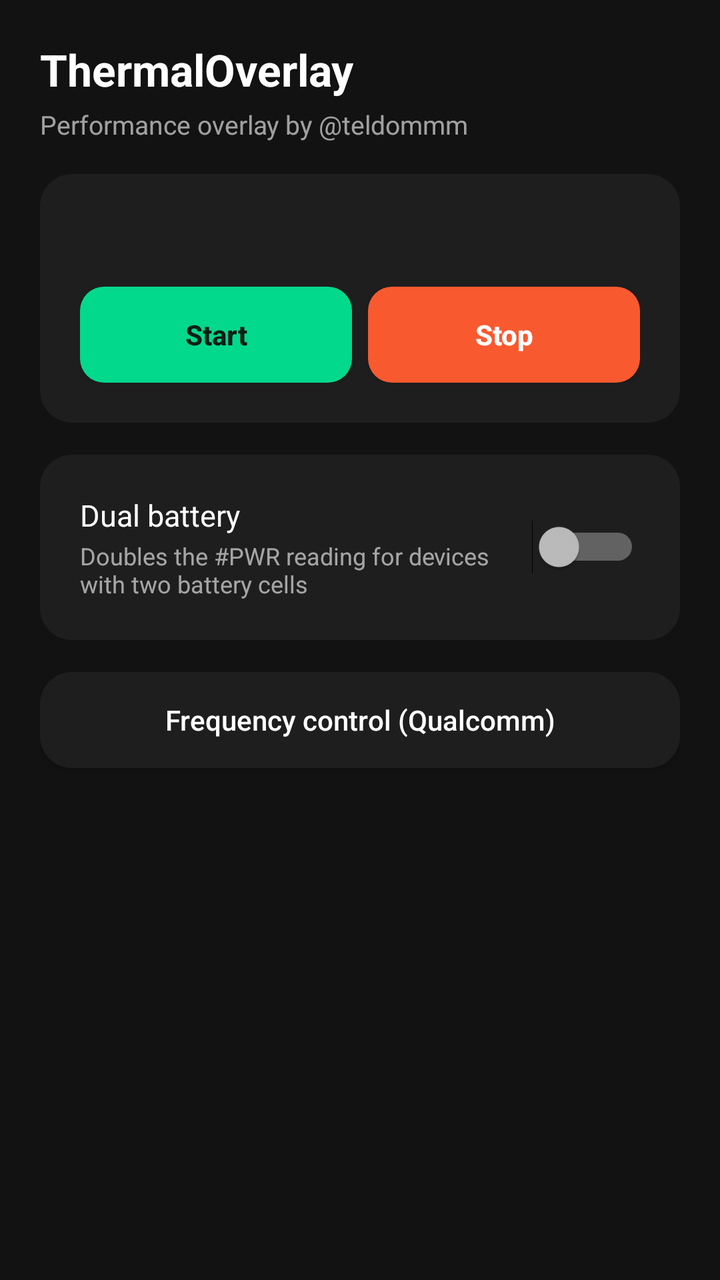
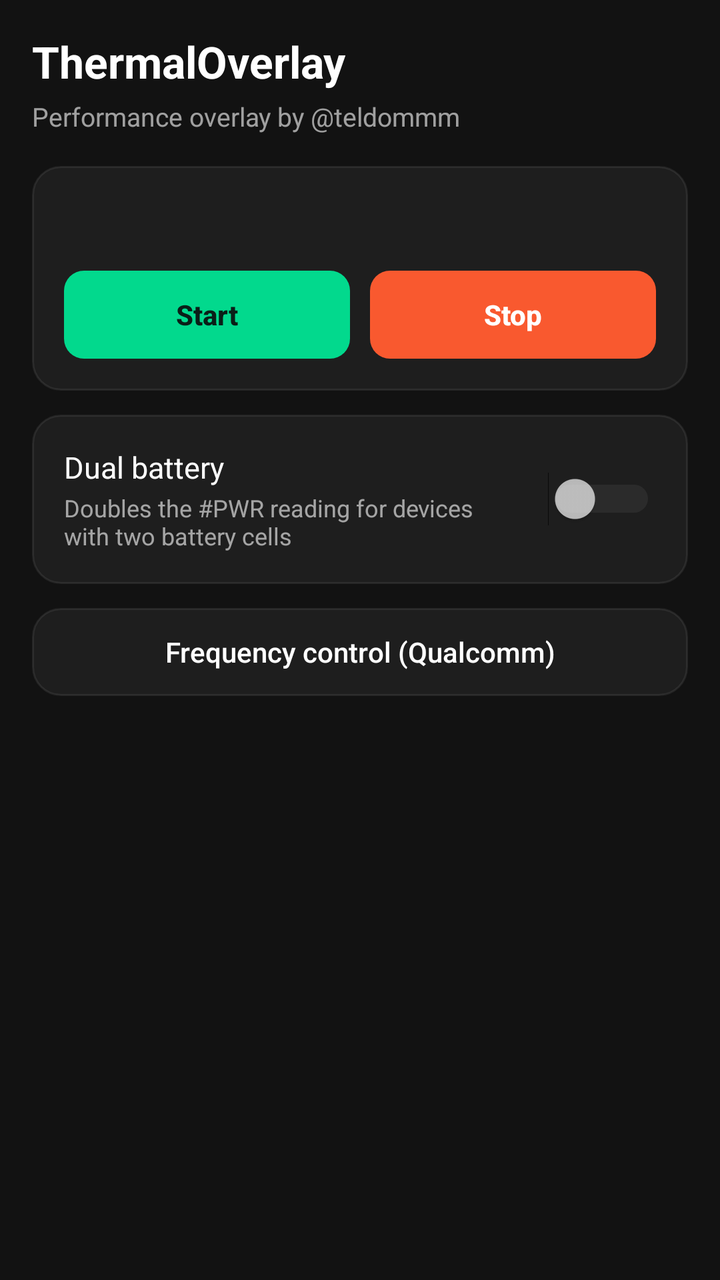

Compare the two renders of this Android layout. The source of the first and the diff that turns it into the second are given below.
<!-- AndroidManifest.xml: application theme Theme.ThermalOverlay -->
<!-- res/layout/activity_main.xml -->
<?xml version="1.0" encoding="utf-8"?>
<ScrollView xmlns:android="http://schemas.android.com/apk/res/android"
    android:layout_width="match_parent"
    android:layout_height="match_parent"
    android:background="@color/bg_dark"
    android:fillViewport="true">

    <LinearLayout
        android:layout_width="match_parent"
        android:layout_height="wrap_content"
        android:orientation="vertical"
        android:padding="20dp">

        <TextView
            android:layout_width="wrap_content"
            android:layout_height="wrap_content"
            android:text="@string/app_name"
            android:textColor="@color/text_primary"
            android:textSize="22sp"
            android:textStyle="bold"
            android:layout_marginBottom="4dp" />

        <TextView
            android:layout_width="wrap_content"
            android:layout_height="wrap_content"
            android:text="@string/app_subtitle"
            android:textColor="@color/text_secondary"
            android:textSize="13sp"
            android:layout_marginBottom="16dp" />

        <LinearLayout
            android:id="@+id/root_warning"
            android:layout_width="match_parent"
            android:layout_height="wrap_content"
            android:orientation="horizontal"
            android:gravity="center_vertical"
            android:background="@drawable/bg_warning"
            android:padding="14dp"
            android:layout_marginBottom="16dp"
            android:visibility="gone">

            <TextView
                android:layout_width="wrap_content"
                android:layout_height="wrap_content"
                android:text="⚠️"
                android:textSize="20sp"
                android:layout_marginEnd="12dp" />

            <TextView
                android:id="@+id/root_warning_text"
                android:layout_width="0dp"
                android:layout_height="wrap_content"
                android:layout_weight="1"
                android:text="@string/root_warning"
                android:textColor="@color/warning_text"
                android:textSize="13sp" />

        </LinearLayout>

        <LinearLayout
            android:layout_width="match_parent"
            android:layout_height="wrap_content"
            android:orientation="vertical"
            android:background="@drawable/bg_card"
            android:padding="20dp"
            android:layout_marginBottom="16dp">

            <TextView
                android:id="@+id/status_text"
                android:layout_width="wrap_content"
                android:layout_height="wrap_content"
                android:textColor="@color/text_primary"
                android:textSize="15sp"
                android:textStyle="bold"
                android:layout_marginBottom="16dp" />

            <LinearLayout
                android:layout_width="match_parent"
                android:layout_height="wrap_content"
                android:orientation="horizontal">

                <Button
                    android:id="@+id/start_button"
                    android:layout_width="0dp"
                    android:layout_height="48dp"
                    android:layout_weight="1"
                    android:layout_marginEnd="8dp"
                    android:background="@drawable/bg_button_start"
                    android:textColor="#0a1f18"
                    android:textStyle="bold"
                    android:textAllCaps="false"
                    android:elevation="0dp"
                    android:text="@string/start_overlay" />

                <Button
                    android:id="@+id/stop_button"
                    android:layout_width="0dp"
                    android:layout_height="48dp"
                    android:layout_weight="1"
                    android:background="@drawable/bg_button_stop"
                    android:textColor="#ffffff"
                    android:textStyle="bold"
                    android:textAllCaps="false"
                    android:elevation="0dp"
                    android:text="@string/stop_overlay" />

            </LinearLayout>
        </LinearLayout>

        <LinearLayout
            android:layout_width="match_parent"
            android:layout_height="wrap_content"
            android:orientation="vertical"
            android:background="@drawable/bg_card"
            android:padding="20dp">

            <LinearLayout
                android:layout_width="match_parent"
                android:layout_height="wrap_content"
                android:orientation="horizontal"
                android:gravity="center_vertical">

                <LinearLayout
                    android:layout_width="0dp"
                    android:layout_height="wrap_content"
                    android:layout_weight="1"
                    android:orientation="vertical"
                    android:layout_marginEnd="12dp">

                    <TextView
                        android:layout_width="wrap_content"
                        android:layout_height="wrap_content"
                        android:text="@string/dual_battery_label"
                        android:textColor="@color/text_primary"
                        android:textSize="15sp" />

                    <TextView
                        android:layout_width="wrap_content"
                        android:layout_height="wrap_content"
                        android:layout_marginTop="2dp"
                        android:text="@string/dual_battery_desc"
                        android:textColor="@color/text_secondary"
                        android:textSize="12sp" />

                </LinearLayout>

                <Switch
                    android:id="@+id/dual_battery_switch"
                    android:layout_width="wrap_content"
                    android:layout_height="wrap_content" />

            </LinearLayout>
        </LinearLayout>

        <Button
            android:id="@+id/freq_control_button"
            android:layout_width="match_parent"
            android:layout_height="48dp"
            android:layout_marginTop="16dp"
            android:background="@drawable/bg_card"
            android:textColor="@color/text_primary"
            android:textAllCaps="false"
            android:elevation="0dp"
            android:text="@string/freq_control_button" />

    </LinearLayout>
</ScrollView>
<!-- resources referenced by this layout -->
<resources>
  <!-- drawable bg_button_start (drawable) -->
  <?xml version="1.0" encoding="utf-8"?>
  <selector xmlns:android="http://schemas.android.com/apk/res/android">
      <item android:state_enabled="false">
          <shape>
              <solid android:color="#333d3a37" />
              <corners android:radius="12dp" />
          </shape>
      </item>
      <item>
          <shape>
              <solid android:color="@color/accent" />
              <corners android:radius="12dp" />
          </shape>
      </item>
  </selector>
  <!-- drawable bg_button_stop (drawable) -->
  <?xml version="1.0" encoding="utf-8"?>
  <selector xmlns:android="http://schemas.android.com/apk/res/android">
      <item android:state_enabled="false">
          <shape>
              <solid android:color="#333d3a37" />
              <corners android:radius="12dp" />
          </shape>
      </item>
      <item>
          <shape>
              <solid android:color="@color/danger" />
              <corners android:radius="12dp" />
          </shape>
      </item>
  </selector>
  <!-- drawable bg_card (drawable) -->
  <?xml version="1.0" encoding="utf-8"?>
  <shape xmlns:android="http://schemas.android.com/apk/res/android">
      <solid android:color="@color/surface_dark" />
      <corners android:radius="16dp" />
  </shape>
  <!-- drawable bg_warning (drawable) -->
  <?xml version="1.0" encoding="utf-8"?>
  <shape xmlns:android="http://schemas.android.com/apk/res/android">
      <solid android:color="@color/warning_bg_solid" />
      <corners android:radius="12dp" />
      <stroke android:width="1dp" android:color="#664e2f" />
  </shape>
  <style name="Theme.ThermalOverlay" parent="Theme.AppCompat.NoActionBar">
          <item name="android:windowBackground">@color/bg_dark</item>
          <item name="colorAccent">@color/accent</item>
  
          
          <item name="android:statusBarColor">@color/bg_dark</item>
          <item name="android:navigationBarColor">@color/bg_dark</item>
          <item name="android:windowLightStatusBar" tools:targetApi="23">false</item>
          <item name="android:windowLightNavigationBar" tools:targetApi="27">false</item>
          
          <item name="android:navigationBarDividerColor" tools:targetApi="28">@color/bg_dark</item>
          
          <item name="android:enforceNavigationBarContrast" tools:targetApi="29">false</item>
          <item name="android:enforceStatusBarContrast" tools:targetApi="29">false</item>
      </style>
  <!-- unchanged entries left out for length: 16 -->
</resources>

<!-- the commit's change to res/layout/activity_main.xml (unified diff, before → after) -->
@@ -9,7 +9,7 @@
         android:layout_width="match_parent"
         android:layout_height="wrap_content"
         android:orientation="vertical"
-        android:padding="20dp">
+        android:padding="16dp">
 
         <TextView
             android:layout_width="wrap_content"
@@ -35,8 +35,8 @@
             android:orientation="horizontal"
             android:gravity="center_vertical"
             android:background="@drawable/bg_warning"
-            android:padding="14dp"
-            android:layout_marginBottom="16dp"
+            android:padding="12dp"
+            android:layout_marginBottom="12dp"
             android:visibility="gone">
 
             <TextView
@@ -62,8 +62,8 @@
             android:layout_height="wrap_content"
             android:orientation="vertical"
             android:background="@drawable/bg_card"
-            android:padding="20dp"
-            android:layout_marginBottom="16dp">
+            android:padding="16dp"
+            android:layout_marginBottom="12dp">
 
             <TextView
                 android:id="@+id/status_text"
@@ -82,26 +82,28 @@
                 <Button
                     android:id="@+id/start_button"
                     android:layout_width="0dp"
-                    android:layout_height="48dp"
+                    android:layout_height="44dp"
                     android:layout_weight="1"
-                    android:layout_marginEnd="8dp"
+                    android:layout_marginEnd="10dp"
                     android:background="@drawable/bg_button_start"
                     android:textColor="#0a1f18"
                     android:textStyle="bold"
                     android:textAllCaps="false"
                     android:elevation="0dp"
+                    android:stateListAnimator="@null"
                     android:text="@string/start_overlay" />
 
                 <Button
                     android:id="@+id/stop_button"
                     android:layout_width="0dp"
-                    android:layout_height="48dp"
+                    android:layout_height="44dp"
                     android:layout_weight="1"
                     android:background="@drawable/bg_button_stop"
                     android:textColor="#ffffff"
                     android:textStyle="bold"
                     android:textAllCaps="false"
                     android:elevation="0dp"
+                    android:stateListAnimator="@null"
                     android:text="@string/stop_overlay" />
 
             </LinearLayout>
@@ -112,7 +114,7 @@
             android:layout_height="wrap_content"
             android:orientation="vertical"
             android:background="@drawable/bg_card"
-            android:padding="20dp">
+            android:padding="16dp">
 
             <LinearLayout
                 android:layout_width="match_parent"
@@ -146,6 +148,8 @@
 
                 <Switch
                     android:id="@+id/dual_battery_switch"
+                    android:thumbTint="@color/switch_thumb"
+                    android:trackTint="@color/switch_track"
                     android:layout_width="wrap_content"
                     android:layout_height="wrap_content" />
 
@@ -155,9 +159,10 @@
         <Button
             android:id="@+id/freq_control_button"
             android:layout_width="match_parent"
-            android:layout_height="48dp"
-            android:layout_marginTop="16dp"
-            android:background="@drawable/bg_card"
+            android:layout_height="44dp"
+            android:layout_marginTop="12dp"
+            android:background="@drawable/bg_card_clickable"
+            android:stateListAnimator="@null"
             android:textColor="@color/text_primary"
             android:textAllCaps="false"
             android:elevation="0dp"
<!-- resource entries referenced after the edit -->
@@ -2,48 +2,91 @@
 <resources>
   <!-- drawable bg_button_start (drawable) -->
   <?xml version="1.0" encoding="utf-8"?>
-  <selector xmlns:android="http://schemas.android.com/apk/res/android">
-      <item android:state_enabled="false">
-          <shape>
-              <solid android:color="#333d3a37" />
-              <corners android:radius="12dp" />
+  <ripple xmlns:android="http://schemas.android.com/apk/res/android"
+      android:color="#33000000">
+      <item>
+          <selector>
+              <item android:state_enabled="false">
+                  <shape android:shape="rectangle">
+                      <solid android:color="#333d3a37" />
+                      <corners android:radius="10dp" />
+                  </shape>
+              </item>
+              <item>
+                  <shape android:shape="rectangle">
+                      <solid android:color="@color/accent" />
+                      <corners android:radius="10dp" />
+                  </shape>
+              </item>
+          </selector>
+      </item>
+      <item android:id="@android:id/mask">
+          <shape android:shape="rectangle">
+              <solid android:color="#ffffff" />
+              <corners android:radius="10dp" />
           </shape>
       </item>
+  </ripple>
+  <!-- drawable bg_button_stop (drawable) -->
+  <?xml version="1.0" encoding="utf-8"?>
+  <ripple xmlns:android="http://schemas.android.com/apk/res/android"
+      android:color="#33ffffff">
       <item>
-          <shape>
-              <solid android:color="@color/accent" />
-              <corners android:radius="12dp" />
+          <selector>
+              <item android:state_enabled="false">
+                  <shape android:shape="rectangle">
+                      <solid android:color="#333d3a37" />
+                      <corners android:radius="10dp" />
+                  </shape>
+              </item>
+              <item>
+                  <shape android:shape="rectangle">
+                      <solid android:color="@color/danger" />
+                      <corners android:radius="10dp" />
+                  </shape>
+              </item>
+          </selector>
+      </item>
+      <item android:id="@android:id/mask">
+          <shape android:shape="rectangle">
+              <solid android:color="#ffffff" />
+              <corners android:radius="10dp" />
           </shape>
       </item>
-  </selector>
-  <!-- drawable bg_button_stop (drawable) -->
+  </ripple>
+  <!-- drawable bg_card (drawable) -->
   <?xml version="1.0" encoding="utf-8"?>
-  <selector xmlns:android="http://schemas.android.com/apk/res/android">
-      <item android:state_enabled="false">
-          <shape>
-              <solid android:color="#333d3a37" />
-              <corners android:radius="12dp" />
+  <shape xmlns:android="http://schemas.android.com/apk/res/android"
+      android:shape="rectangle">
+      <solid android:color="@color/surface_dark" />
+      <stroke android:width="1dp" android:color="@color/card_stroke" />
+      <corners android:radius="14dp" />
+  </shape>
+  <!-- drawable bg_card_clickable (drawable) -->
+  <?xml version="1.0" encoding="utf-8"?>
+  <ripple xmlns:android="http://schemas.android.com/apk/res/android"
+      android:color="@color/press_soft">
+      <item>
+          <shape android:shape="rectangle">
+              <solid android:color="@color/surface_dark" />
+              <stroke android:width="1dp" android:color="@color/card_stroke" />
+              <corners android:radius="14dp" />
           </shape>
       </item>
-      <item>
-          <shape>
-              <solid android:color="@color/danger" />
-              <corners android:radius="12dp" />
+      <item android:id="@android:id/mask">
+          <shape android:shape="rectangle">
+              <solid android:color="#ffffff" />
+              <corners android:radius="14dp" />
           </shape>
       </item>
-  </selector>
-  <!-- drawable bg_card (drawable) -->
-  <?xml version="1.0" encoding="utf-8"?>
-  <shape xmlns:android="http://schemas.android.com/apk/res/android">
-      <solid android:color="@color/surface_dark" />
-      <corners android:radius="16dp" />
-  </shape>
+  </ripple>
   <!-- drawable bg_warning (drawable) -->
   <?xml version="1.0" encoding="utf-8"?>
-  <shape xmlns:android="http://schemas.android.com/apk/res/android">
+  <shape xmlns:android="http://schemas.android.com/apk/res/android"
+      android:shape="rectangle">
       <solid android:color="@color/warning_bg_solid" />
-      <corners android:radius="12dp" />
       <stroke android:width="1dp" android:color="#664e2f" />
+      <corners android:radius="14dp" />
   </shape>
   <style name="Theme.ThermalOverlay" parent="Theme.AppCompat.NoActionBar">
           <item name="android:windowBackground">@color/bg_dark</item>
@@ -59,6 +102,16 @@
           
           <item name="android:enforceNavigationBarContrast" tools:targetApi="29">false</item>
           <item name="android:enforceStatusBarContrast" tools:targetApi="29">false</item>
+  
+          
+          <item name="dropDownListViewStyle">@style/Widget.ThermalOverlay.DropDownList</item>
+      </style>
+  <color name="card_stroke">#14ffffff</color>
+  <color name="press_soft">#1fffffff</color>
+  <style name="Widget.ThermalOverlay.DropDownList" parent="Widget.AppCompat.ListView.DropDown">
+          <item name="android:listSelector">@android:color/transparent</item>
+          <item name="android:divider">@null</item>
+          <item name="android:dividerHeight">0dp</item>
       </style>
   <!-- unchanged entries left out for length: 16 -->
 </resources>
